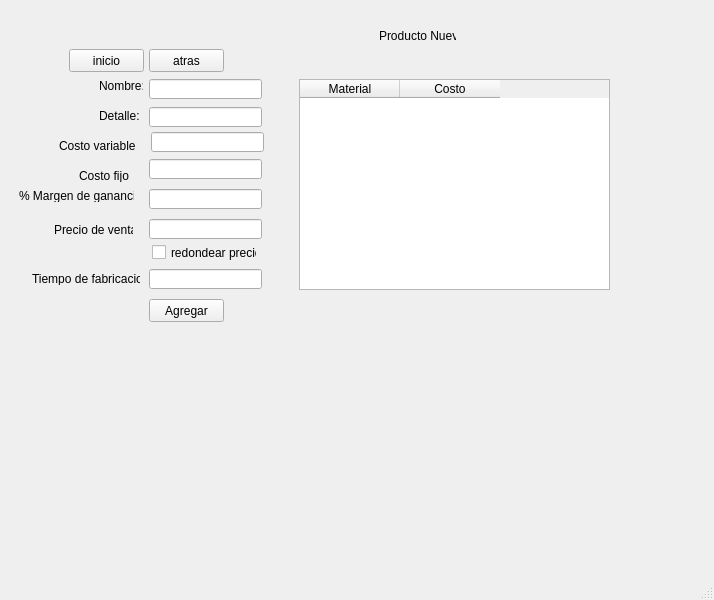
gastoncer92/MiEmprendimiento, file gui.ui: the form before one commit.
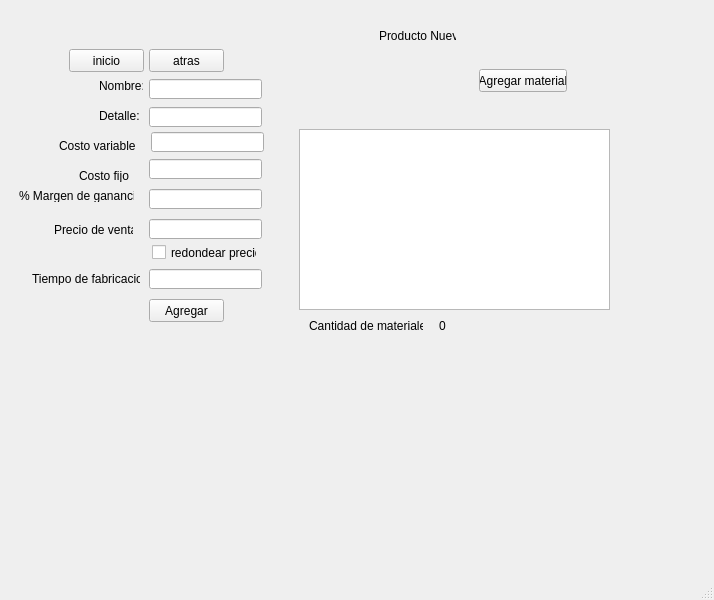
The form after the commit. The open tabs and pages were chosen to show the change.

```diff
--- a/gui.ui
+++ b/gui.ui
@@ -340,25 +340,15 @@
          <string>atras</string>
         </property>
        </widget>
-       <widget class="QTableWidget" name="tableWidget_3">
+       <widget class="QTableView" name="tableView_3">
         <property name="geometry">
          <rect>
           <x>290</x>
-          <y>70</y>
+          <y>120</y>
           <width>311</width>
-          <height>211</height>
+          <height>181</height>
          </rect>
         </property>
-        <column>
-         <property name="text">
-          <string>Material</string>
-         </property>
-        </column>
-        <column>
-         <property name="text">
-          <string>Costo</string>
-         </property>
-        </column>
        </widget>
        <widget class="QLabel" name="label_16">
         <property name="geometry">
@@ -496,6 +486,45 @@
          <string/>
         </property>
        </widget>
+       <widget class="QPushButton" name="pushButton_30">
+        <property name="geometry">
+         <rect>
+          <x>470</x>
+          <y>60</y>
+          <width>88</width>
+          <height>23</height>
+         </rect>
+        </property>
+        <property name="text">
+         <string>Agregar material</string>
+        </property>
+       </widget>
+       <widget class="QLabel" name="label_17">
+        <property name="geometry">
+         <rect>
+          <x>300</x>
+          <y>310</y>
+          <width>114</width>
+          <height>13</height>
+         </rect>
+        </property>
+        <property name="text">
+         <string>Cantidad de materiales:</string>
+        </property>
+       </widget>
+       <widget class="QLabel" name="label_19">
+        <property name="geometry">
+         <rect>
+          <x>430</x>
+          <y>310</y>
+          <width>47</width>
+          <height>13</height>
+         </rect>
+        </property>
+        <property name="text">
+         <string>0</string>
+        </property>
+       </widget>
       </widget>
       <widget class="QWidget" name="productoDetalle">
        <widget class="QLabel" name="label_5">
```
Left out of the diff: 28 changed lines with no effect on the pictures.
